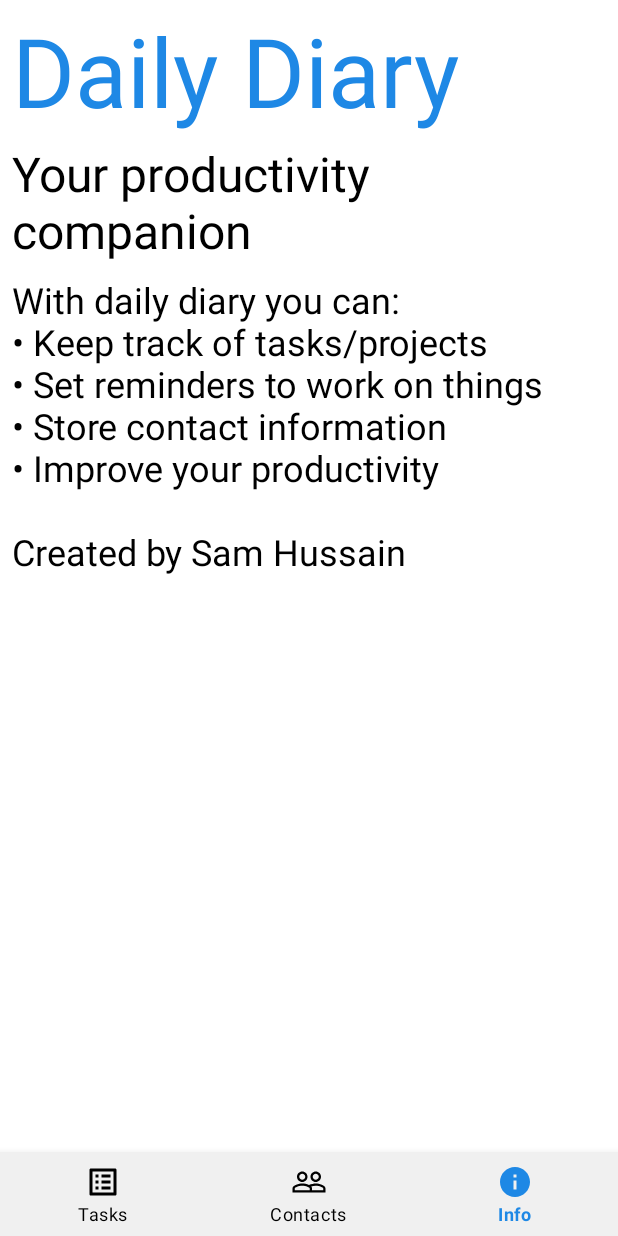
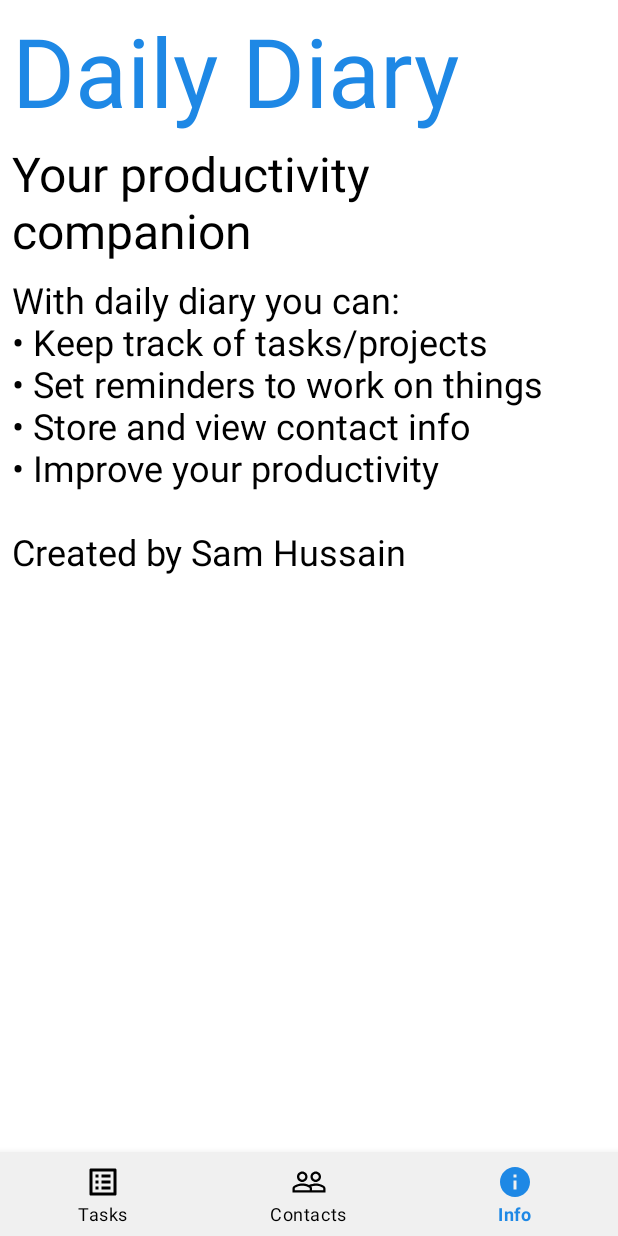
Before and after one commit to InsaneH4/DailyDiary, an Android app: the screen it shows after launch (MainActivity), item 3 of the bottom bar chosen, on a phone screen of 412 x 824 dp. Run offline under Robolectric (Android 15) with nearby library versions, the phone set to English and light mode, and no system bars; our stand-ins replace Firebase (no records; nobody signed in at launch, a user with empty details on screens opened directly); 2 statements that could not run were skipped.

Commit message:
Final commit

```diff
--- a/app/src/main/res/values/strings.xml
+++ b/app/src/main/res/values/strings.xml
@@ -47,7 +47,7 @@
     <string name="choose_a_time">Choose a time</string>
     <string name="info">Info</string>
     <string name="work_on_this_at">Work on this at:</string>
-    <string name="app_description">With daily diary you can:\n• Keep track of tasks/projects\n• Set reminders to work on things\n• Store contact information\n• Improve your productivity\n\nCreated by Sam Hussain</string>
+    <string name="app_description">With daily diary you can:\n• Keep track of tasks/projects\n• Set reminders to work on things\n• Store and view contact info\n• Improve your productivity\n\nCreated by Sam Hussain</string>
     <string name="add_a_contact">Add a contact</string>
     <string name="new_contact">New contact</string>
     <string name="save">Save</string>
```
